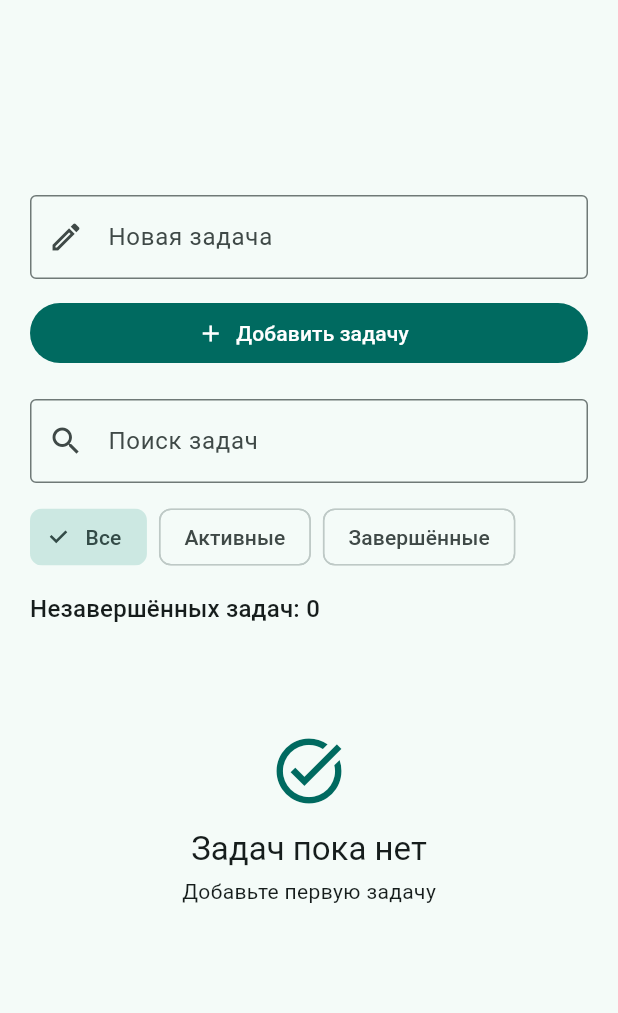
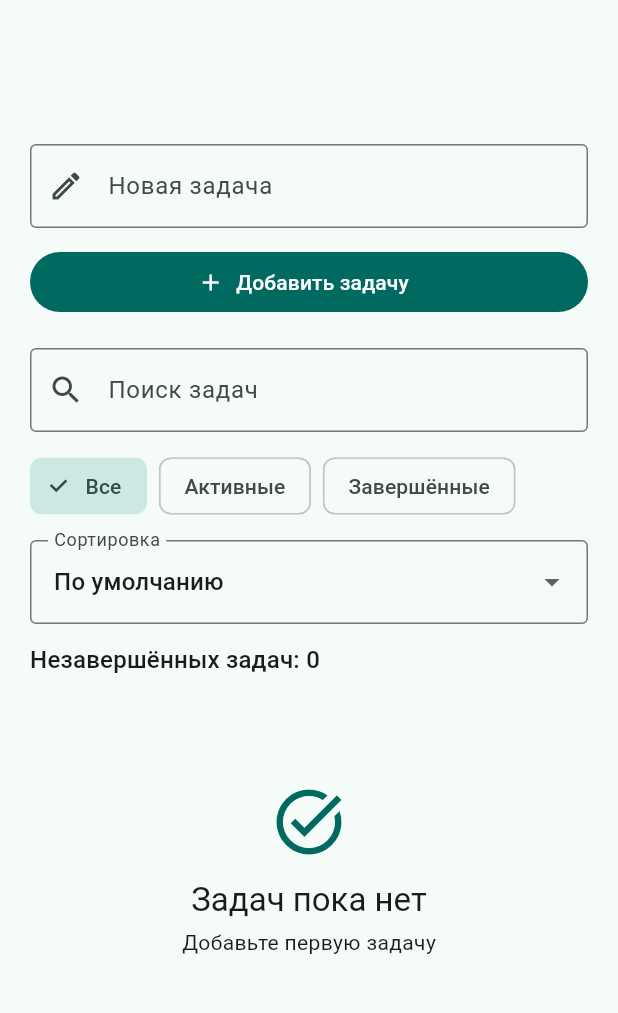
Before and after one commit to halsab/flutter-harness-lab, a Flutter app: the screen it shows after launch, on a phone screen of 412 x 824 dp, the part 63-1076 px from its top. Run offline on Flutter 3.47's test engine with Material 3 defaults, Android fonts, the phone set to English and light mode, and no system bars; our stand-ins replace shared_preferences.

Commit message:
Add task title sorting

```diff
--- a/lib/main.dart
+++ b/lib/main.dart
@@ -42,6 +42,7 @@ class _TaskListScreenState extends State<TaskListScreen> {
   var _loadFailed = false;
   var _taskFilter = _TaskFilter.all;
   var _searchQuery = '';
+  var _taskSort = _TaskSort.defaultOrder;
   final _pendingAddTitles = <String>{};
   Future<void> _pendingWrites = Future<void>.value();
 
@@ -176,6 +177,18 @@ class _TaskListScreenState extends State<TaskListScreen> {
       return matchesFilter &&
           task.title.toLowerCase().contains(normalizedSearchQuery);
     }).toList();
+    switch (_taskSort) {
+      case _TaskSort.defaultOrder:
+        break;
+      case _TaskSort.ascending:
+        visibleTasks.sort(
+          (a, b) => a.title.toLowerCase().compareTo(b.title.toLowerCase()),
+        );
+      case _TaskSort.descending:
+        visibleTasks.sort(
+          (a, b) => b.title.toLowerCase().compareTo(a.title.toLowerCase()),
+        );
+    }
     return Scaffold(
       appBar: AppBar(title: const Text('Мои задачи')),
       body: SafeArea(
@@ -247,6 +260,26 @@ class _TaskListScreenState extends State<TaskListScreen> {
                         ],
                       ),
                       const SizedBox(height: 12),
+                      DropdownButtonFormField<_TaskSort>(
+                        initialValue: _taskSort,
+                        decoration: const InputDecoration(
+                          labelText: 'Сортировка',
+                          border: OutlineInputBorder(),
+                        ),
+                        items: [
+                          for (final sort in _TaskSort.values)
+                            DropdownMenuItem(
+                              value: sort,
+                              child: Text(sort.label),
+                            ),
+                        ],
+                        onChanged: (sort) {
+                          if (sort != null) {
+                            setState(() => _taskSort = sort);
+                          }
+                        },
+                      ),
+                      const SizedBox(height: 12),
                     ],
                     if (_isLoading)
                       const SizedBox(
@@ -306,6 +339,16 @@ enum _TaskFilter {
   completed('Завершённые');
 
   const _TaskFilter(this.label);
+
+  final String label;
+}
+
+enum _TaskSort {
+  defaultOrder('По умолчанию'),
+  ascending('А–Я'),
+  descending('Я–А');
+
+  const _TaskSort(this.label);
 
   final String label;
 }
```
